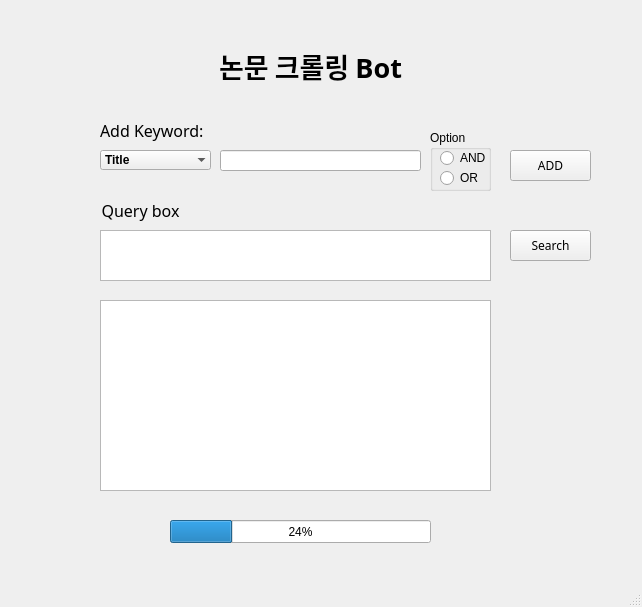
Before: the Qt Designer form hypertension/crawlingbot.ui in rchemist0123/crawling, drawn with Qt 5.
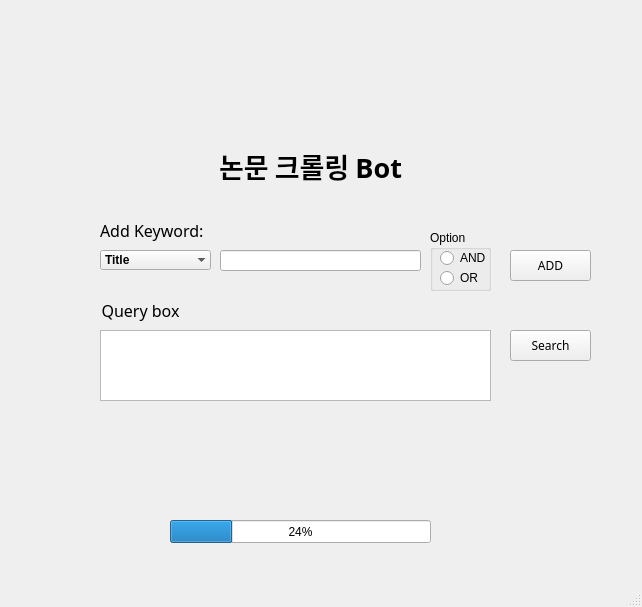
After: the same form once the commit is applied.

Diff of the .ui file:
```diff
--- a/hypertension/crawlingbot.ui
+++ b/hypertension/crawlingbot.ui
@@ -18,7 +18,7 @@
     <property name="geometry">
      <rect>
       <x>510</x>
-      <y>150</y>
+      <y>250</y>
       <width>81</width>
       <height>31</height>
      </rect>
@@ -36,7 +36,7 @@
     <property name="geometry">
      <rect>
       <x>220</x>
-      <y>150</y>
+      <y>250</y>
       <width>201</width>
       <height>21</height>
      </rect>
@@ -49,7 +49,7 @@
     <property name="geometry">
      <rect>
       <x>100</x>
-      <y>120</y>
+      <y>220</y>
       <width>191</width>
       <height>21</height>
      </rect>
@@ -69,16 +69,6 @@
      <set>Qt::AlignLeading|Qt::AlignLeft|Qt::AlignVCenter</set>
     </property>
    </widget>
-   <widget class="QTextBrowser" name="logBrowser">
-    <property name="geometry">
-     <rect>
-      <x>100</x>
-      <y>300</y>
-      <width>391</width>
-      <height>191</height>
-     </rect>
-    </property>
-   </widget>
    <widget class="QProgressBar" name="progressBar">
     <property name="geometry">
      <rect>
@@ -96,7 +86,7 @@
     <property name="geometry">
      <rect>
       <x>210</x>
-      <y>20</y>
+      <y>120</y>
       <width>201</width>
       <height>91</height>
      </rect>
@@ -120,7 +110,7 @@
     <property name="geometry">
      <rect>
       <x>430</x>
-      <y>130</y>
+      <y>230</y>
       <width>61</width>
       <height>61</height>
      </rect>
@@ -155,21 +145,11 @@
      </property>
     </widget>
    </widget>
-   <widget class="QTextBrowser" name="queryBox">
-    <property name="geometry">
-     <rect>
-      <x>100</x>
-      <y>230</y>
-      <width>391</width>
-      <height>51</height>
-     </rect>
-    </property>
-   </widget>
    <widget class="QLabel" name="label_3">
     <property name="geometry">
      <rect>
       <x>100</x>
-      <y>200</y>
+      <y>300</y>
       <width>81</width>
       <height>21</height>
      </rect>
@@ -193,7 +173,7 @@
     <property name="geometry">
      <rect>
       <x>100</x>
-      <y>150</y>
+      <y>250</y>
       <width>111</width>
       <height>20</height>
      </rect>
@@ -233,7 +213,7 @@
     <property name="geometry">
      <rect>
       <x>510</x>
-      <y>230</y>
+      <y>330</y>
       <width>81</width>
       <height>31</height>
      </rect>
@@ -247,6 +227,19 @@
      <string>Search</string>
     </property>
    </widget>
+   <widget class="QPlainTextEdit" name="queryBox">
+    <property name="geometry">
+     <rect>
+      <x>100</x>
+      <y>330</y>
+      <width>391</width>
+      <height>71</height>
+     </rect>
+    </property>
+    <property name="plainText">
+     <string/>
+    </property>
+   </widget>
    <zorder>radioGroup</zorder>
    <zorder>addKeywordBtn</zorder>
    <zorder>keywordInput</zorder>
```
Left out of the diff: 3 changed lines with no effect on the pictures.
